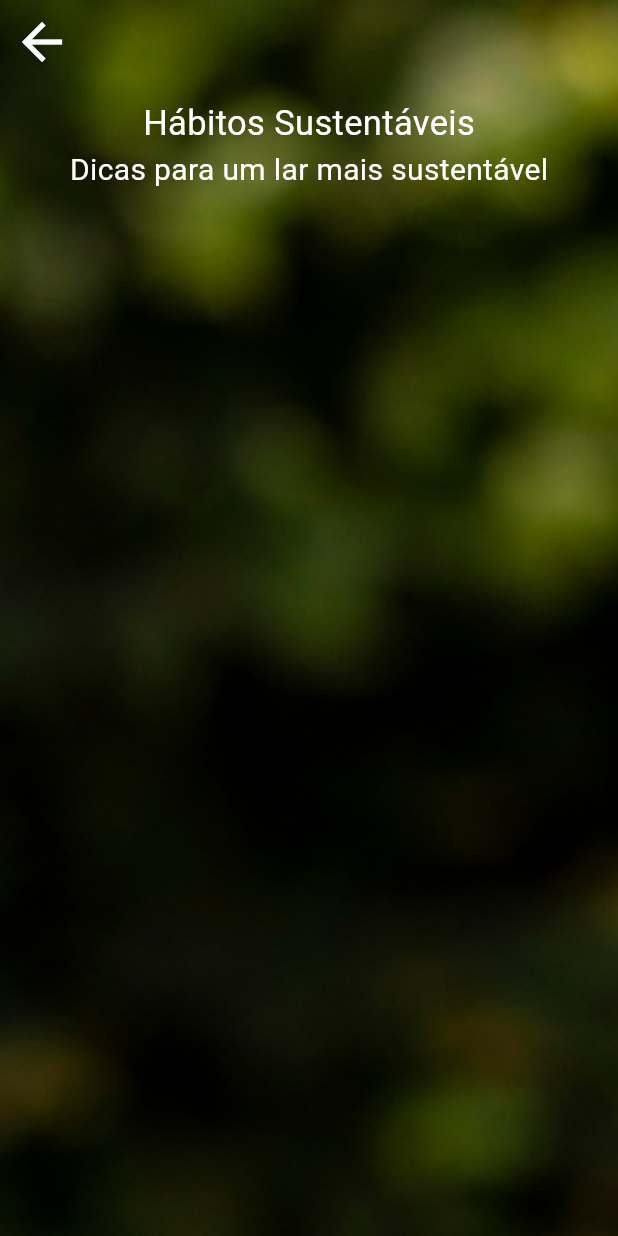
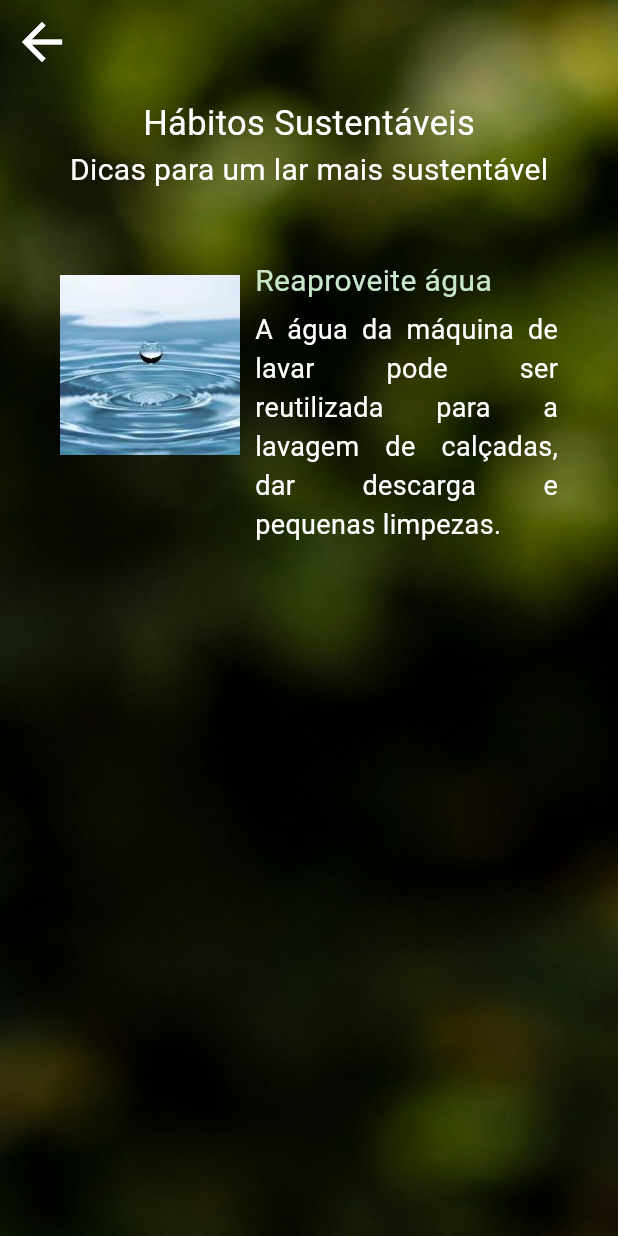
Before and after one commit to duda0812/Sistema-Mobile-Recompor, a Flutter app: the screen it shows after launch, on a phone screen of 412 x 824 dp. Run offline on Flutter 3.47's test engine with Material 3 defaults, Android fonts, the phone set to English and light mode, and no system bars.

```diff
--- a/lib/telas/compostagem_sig.dart
+++ b/lib/telas/compostagem_sig.dart
@@ -10,7 +10,6 @@ class compostagem_sig extends StatelessWidget {
       home: Scaffold(
         extendBodyBehindAppBar: true,
         appBar: AppBar(
-
             leading:
             IconButton(
               iconSize: 40,
--- a/lib/telas/habitos.dart
+++ b/lib/telas/habitos.dart
@@ -1,5 +1,6 @@
 import 'package:app/telas/telainicial.dart';
 import 'package:flutter/material.dart';
+import 'package:flutter/rendering.dart';
 import 'package:flutter/widgets.dart';
 
 class Habitos extends StatelessWidget {
@@ -11,29 +12,24 @@ class Habitos extends StatelessWidget {
       home: Scaffold(
         extendBodyBehindAppBar: true,
         appBar: AppBar(
-
-            leading:
-            IconButton(
+          leading: IconButton(
             iconSize: 40,
             icon: const Icon(Icons.arrow_back),
             color: Colors.white,
             onPressed: () {
               Navigator.push(
                 context,
-                  MaterialPageRoute(
-                      builder: (context) => const Telainicial()),
+                MaterialPageRoute(builder: (context) => const Telainicial()),
               );
             },
           ),
-
           backgroundColor: Colors.transparent,
           elevation: 0,
         ),
         body: Container(
           decoration: const BoxDecoration(
             image: DecorationImage(
-                  image: AssetImage("lib/imagens/fundo.png"),
-                  fit: BoxFit.cover),
+                image: AssetImage("lib/imagens/fundo.png"), fit: BoxFit.cover),
           ),
           padding: const EdgeInsets.only(
             top: 10,
@@ -41,8 +37,9 @@ class Habitos extends StatelessWidget {
             right: 40,
           ),
           child: ListView(
-              children:<Widget> [
-                Column( mainAxisAlignment: MainAxisAlignment.start,
+            children: <Widget>[
+              Column(
+                mainAxisAlignment: MainAxisAlignment.start,
                 children: [
                   Row(
                     mainAxisAlignment: MainAxisAlignment.center,
@@ -63,18 +60,64 @@ class Habitos extends StatelessWidget {
                       ],
                     ),
                   ),
+                  const SizedBox(height: 45),
+                  Row(
+                    crossAxisAlignment: CrossAxisAlignment.start,
+                    children: [
+                      Padding(
+                        padding: const EdgeInsets.only(top: 10.0),
+                        child: Container(
+                          height: 120,
+                          width: 120,
+                          decoration: const BoxDecoration(
+                            image: DecorationImage(
+                              image: AssetImage("lib/imagens/gota.jpg"),
+                              fit: BoxFit
+                                  .cover,
+                            ),
+                          ),
+                        ),
+                      ),
+                      SizedBox(width: 10),
+                      Expanded(
+                        child: Padding(
+                          padding: const EdgeInsets.only(bottom: 200.0),
+                          child: Column(
+                            crossAxisAlignment: CrossAxisAlignment.start,
+                            children: [
+                              Text(
+                                'Reaproveite água',
+                                style: TextStyle(
+                                  fontSize: 20,
+                                  color: Colors.green.shade100,
+                                ),
+                              ),
+                              SizedBox(height: 5),
 
-
-                    Container()
-                    ],
-
+                              Container(
+                                 constraints: BoxConstraints(maxWidth: 400)
+                              ,
+                                child: Text(
+                                  'A água da máquina de lavar pode ser reutilizada para a lavagem de calçadas, dar descarga e pequenas limpezas.',
+                                  style: TextStyle(
+                                    fontSize: 18,
+                                    color: Colors.white,
+                                  ),
+                                  textAlign: TextAlign.justify,
+                                ),
                               ),
                             ],
                           ),
-
+                        ),
+                      ),
+                    ],
+                  )
+                ],
+              ),
+            ],
+          ),
         ),
       ),
     );
-
   }
 }
--- a/pubspec.yaml
+++ b/pubspec.yaml
@@ -71,6 +71,7 @@ flutter:
     - lib/imagens/icone composteira.png
     - lib/imagens/restos1.jpg
     - lib/imagens/maoterra.jpg
+    - lib/imagens/gota.jpg
 
   # An image asset can refer to one or more resolution-specific "variants", see
   # https://flutter.dev/assets-and-images/#resolution-aware
```
Also changed, not shown: lib/telas/criar_conta.dart (+21 -0 lines), lib/telas/login.dart (+18 -0 lines), lib/imagens/gota.jpg (added). Lines whose indentation alone changed are shown as unchanged.
